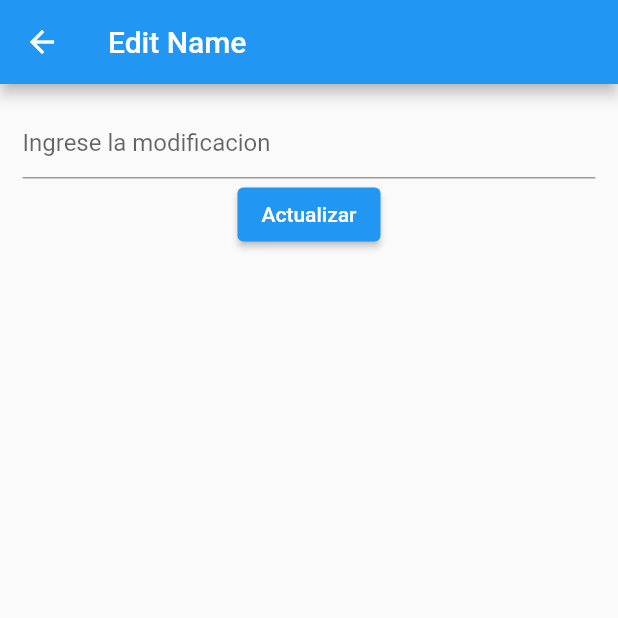
After one commit to crescowboy/crud-flutter, a Flutter app: the EditNamePage screen opened by its route, on a phone screen of 412 x 824 dp, the top half of it. The commit adds this screen. Run offline on Flutter 3.47's test engine with Material 2 defaults, Android fonts, the phone set to English and light mode, and no system bars; our stand-ins replace cloud_firestore, firebase_core; accounts and stored records are empty.

Commit message:
pagina edit

```diff
--- a/lib/main.dart
+++ b/lib/main.dart
@@ -1,3 +1,4 @@
+import 'package:crud/pages/edit_name_page.dart';
 import 'package:flutter/material.dart';
 import 'package:firebase_core/firebase_core.dart';
 import 'firebase_options.dart';
@@ -22,7 +23,8 @@ class MyApp extends StatelessWidget {
       initialRoute: '/',
       routes: {
         '/': (context) => Home(),
-        '/add':(context) => AddNamePage()
+        '/add':(context) => AddNamePage(),
+        '/edit':(context) => EditNamePage(),
       },
     );
   }
--- /dev/null
+++ b/lib/pages/edit_name_page.dart
@@ -0,0 +1,45 @@
+import 'package:crud/services/firebase_service.dart';
+import 'package:flutter/material.dart';
+
+class EditNamePage extends StatefulWidget {
+  EditNamePage({Key? key}) : super(key: key);
+
+  @override
+  State<EditNamePage> createState() => _EditNamePageState();
+}
+
+class _EditNamePageState extends State<EditNamePage> {
+  TextEditingController nameController = TextEditingController(text: "");
+
+
+  @override
+  Widget build(BuildContext context) {
+    return Scaffold(
+      appBar: AppBar(
+        title: const Text('Edit Name'),
+      ),
+      body: Padding(
+        padding: const EdgeInsets.all(15.0),
+
+          child: Column(
+            children: [
+               TextField(
+                controller: nameController,
+                decoration: const InputDecoration(
+                  hintText: 'Ingrese la modificacion'
+                ),
+              ),
+              ElevatedButton(
+                onPressed: () async{
+                  await addPeople(nameController.text).then((_) {
+                    Navigator.pop(context);
+                  });
+
+              },
+              child: const Text('Actualizar'))
+            ],
+          ),
+      )
+    );
+  }
+}
--- a/lib/pages/home.dart
+++ b/lib/pages/home.dart
@@ -22,7 +22,14 @@ class _HomeState extends State<Home> {
             return ListView.builder(
               itemCount: snapshot.data?.length,
               itemBuilder: (context, index) {
-                return Text(snapshot.data?[index]['name']);
+                return ListTile(
+                  title: Text(snapshot.data?[index]['name']),
+                  onTap: ((){
+                    Navigator.pushNamed(context, "/edit", arguments: {
+                      "name": snapshot.data?[index]["name"]
+                    });
+                  }),
+                );
               },
             );
           } else if (snapshot.hasError) {
```
